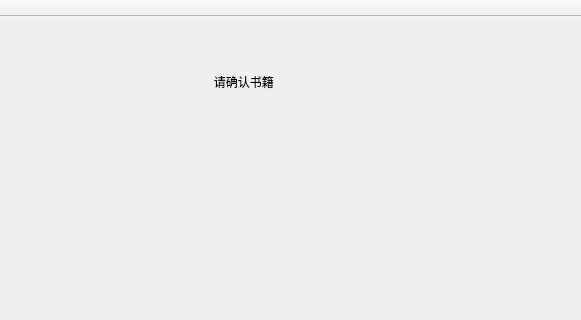
First picture: the form in mainwindow.ui, repository WillsonLee/ShareBooks, before the edit; both pictures show x 0 to 581 and y 0 to 320 of the 581 by 829 pixel window.
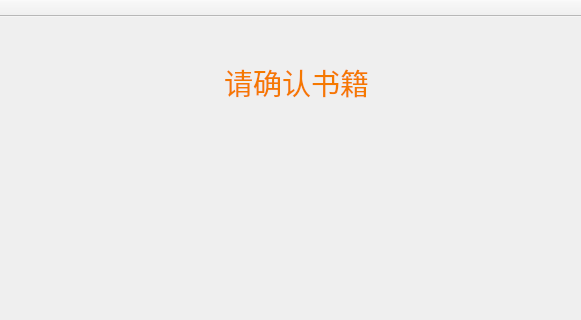
Second picture: the form after the edit. Icons and pictures are not drawn. Custom widgets are drawn as their Qt base class.

Commit message: change bookinfo text

```diff
--- a/mainwindow.ui
+++ b/mainwindow.ui
@@ -758,14 +758,19 @@
         <widget class="QLabel" name="label_4">
          <property name="geometry">
           <rect>
-           <x>70</x>
+           <x>210</x>
            <y>20</y>
-           <width>361</width>
+           <width>161</width>
            <height>41</height>
           </rect>
          </property>
+         <property name="font">
+          <font>
+           <family>Uroob</family>
+          </font>
+         </property>
          <property name="text">
-          <string>                                       请确认书籍</string>
+          <string>&lt;html&gt;&lt;head/&gt;&lt;body&gt;&lt;p&gt;&lt;span style=&quot; font-size:22pt; color:#f57900;&quot;&gt;请确认书籍&lt;/span&gt;&lt;/p&gt;&lt;/body&gt;&lt;/html&gt;</string>
          </property>
         </widget>
        </widget>
```
Left out of the diff: 5 changed lines with no effect on the pictures.
